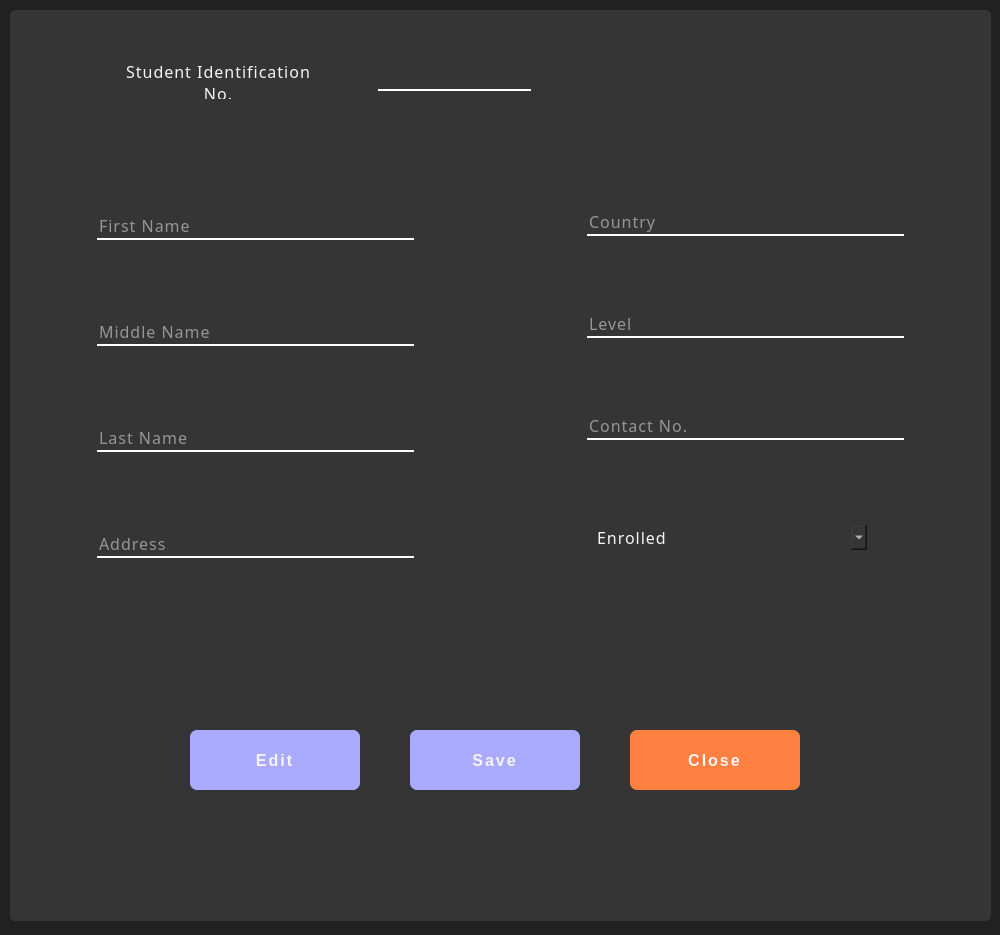
Above: desktop_gui/ui/Student_Edit.ui from savjaylade84/school_management_system before the change. Below: the same form after it.
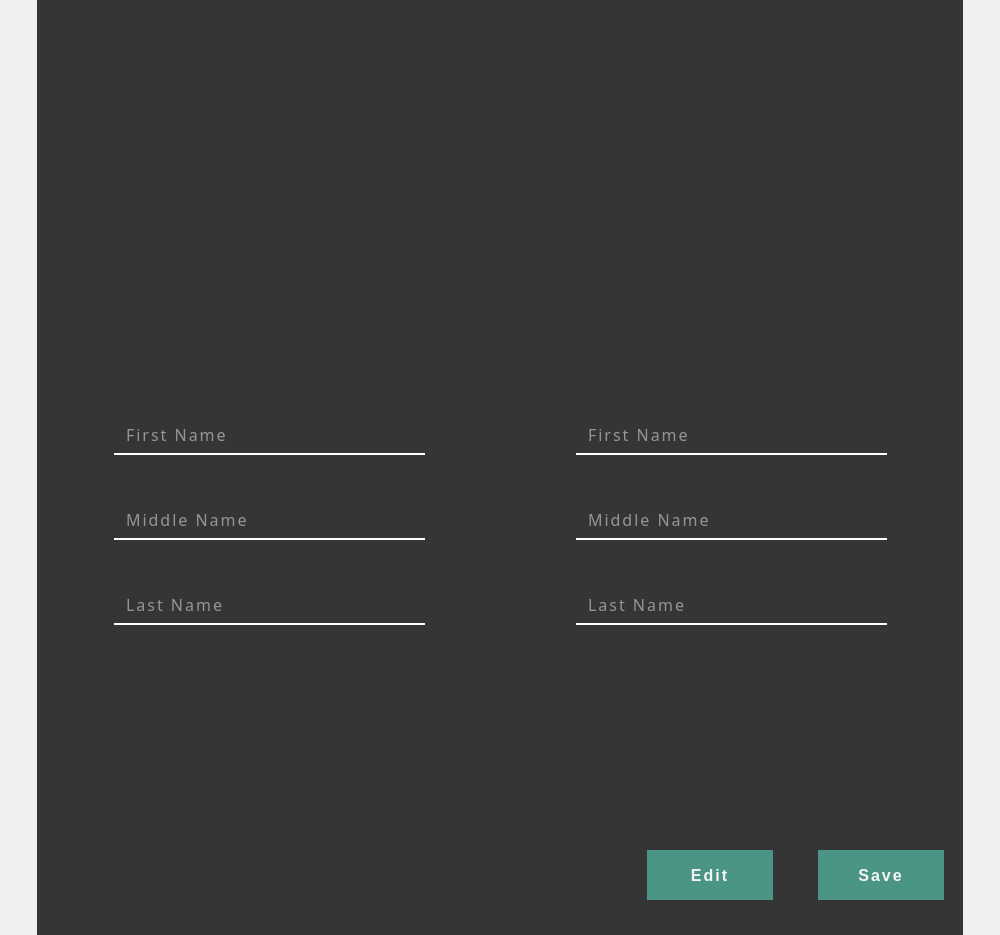
That is the form after the change. Icons and pictures are not drawn.

```diff
--- a/desktop_gui/ui/Student_Edit.ui
+++ b/desktop_gui/ui/Student_Edit.ui
@@ -1,7 +1,7 @@
 <?xml version="1.0" encoding="UTF-8"?>
 <ui version="4.0">
- <class>MainForm</class>
- <widget class="QWidget" name="MainForm">
+ <class>student_profile</class>
+ <widget class="QMainWindow" name="student_profile">
   <property name="geometry">
    <rect>
     <x>0</x>
@@ -11,28 +11,13 @@
    </rect>
   </property>
   <property name="sizePolicy">
-   <sizepolicy hsizetype="Preferred" vsizetype="Preferred">
+   <sizepolicy hsizetype="Fixed" vsizetype="Fixed">
     <horstretch>0</horstretch>
     <verstretch>0</verstretch>
    </sizepolicy>
   </property>
-  <property name="minimumSize">
-   <size>
-    <width>1000</width>
-    <height>935</height>
-   </size>
-  </property>
-  <property name="maximumSize">
-   <size>
-    <width>1000</width>
-    <height>935</height>
-   </size>
-  </property>
-  <property name="font">
-   <font>
-    <family>Segoe UI Semilight</family>
-    <pointsize>12</pointsize>
-   </font>
+  <property name="contextMenuPolicy">
+   <enum>Qt::NoContextMenu</enum>
   </property>
   <property name="windowTitle">
    <string>Student &amp; Teacher Management</string>
@@ -48,194 +33,40 @@
   <property name="layoutDirection">
    <enum>Qt::LeftToRight</enum>
   </property>
-  <property name="autoFillBackground">
-   <bool>false</bool>
-  </property>
   <property name="styleSheet">
-   <string notr="true">background-color:rgb(33, 33, 33);</string>
+   <string notr="true">padding:10px;
+margin:0px auto;
+color:whitesmoke;
+text-align:left;
+letter-spacing: 1px;
+</string>
   </property>
-  <widget class="QWidget" name="widget_2" native="true">
-   <property name="geometry">
-    <rect>
-     <x>10</x>
-     <y>10</y>
-     <width>981</width>
-     <height>911</height>
-    </rect>
-   </property>
-   <property name="font">
-    <font>
-     <family>Nirmala UI Semilight</family>
-     <pointsize>12</pointsize>
-    </font>
-   </property>
+  <property name="toolButtonStyle">
+   <enum>Qt::ToolButtonIconOnly</enum>
+  </property>
+  <property name="unifiedTitleAndToolBarOnMac">
+   <bool>true</bool>
+  </property>
+  <widget class="QWidget" name="centralwidget">
    <property name="styleSheet">
     <string notr="true">background-color:rgb(53, 53, 53);
-border-radius:5px;
 </string>
    </property>
-   <widget class="QWidget" name="layoutWidget_4">
-    <property name="geometry">
-     <rect>
-      <x>540</x>
-      <y>140</y>
-      <width>391</width>
-      <height>471</height>
-     </rect>
-    </property>
-    <layout class="QVBoxLayout" name="verticalLayout_2">
-     <item>
-      <layout class="QHBoxLayout" name="horizontalLayout_6">
-       <item>
-        <widget class="QLineEdit" name="lineEdit_7">
-         <property name="minimumSize">
-          <size>
-           <width>181</width>
-           <height>20</height>
-          </size>
-         </property>
-         <property name="font">
-          <font>
-           <family>Segoe UI Semilight</family>
-           <pointsize>12</pointsize>
-          </font>
-         </property>
-         <property name="styleSheet">
-          <string notr="true">border-bottom:2px solid white;
-border-radius:0px;
-margin:10px auto;
-color:whitesmoke;
-text-align:left;
-letter-spacing: 1px;
-</string>
-         </property>
-         <property name="inputMask">
-          <string/>
-         </property>
-         <property name="text">
-          <string/>
-         </property>
-         <property name="placeholderText">
-          <string>Country</string>
-         </property>
-        </widget>
-       </item>
-      </layout>
-     </item>
-     <item>
-      <layout class="QHBoxLayout" name="horizontalLayout_7">
-       <item>
-        <widget class="QLineEdit" name="lineEdit_8">
-         <property name="minimumSize">
-          <size>
-           <width>181</width>
-           <height>20</height>
-          </size>
-         </property>
-         <property name="font">
-          <font>
-           <family>Segoe UI Semilight</family>
-           <pointsize>12</pointsize>
-          </font>
-         </property>
-         <property name="styleSheet">
-          <string notr="true">border-bottom:2px solid white;
-border-radius:0px;
-margin:10px auto;
-color:whitesmoke;
-text-align:left;
-letter-spacing: 1px;
-</string>
-         </property>
-         <property name="inputMask">
-          <string/>
-         </property>
-         <property name="text">
-          <string/>
-         </property>
-         <property name="placeholderText">
-          <string>Level</string>
-         </property>
-        </widget>
-       </item>
-      </layout>
-     </item>
-     <item>
-      <layout class="QHBoxLayout" name="horizontalLayout_8">
-       <item>
-        <widget class="QLineEdit" name="lineEdit_9">
-         <property name="minimumSize">
-          <size>
-           <width>181</width>
-           <height>20</height>
-          </size>
-         </property>
-         <property name="font">
-          <font>
-           <family>Segoe UI Semilight</family>
-           <pointsize>12</pointsize>
-          </font>
-         </property>
-         <property name="styleSheet">
-          <string notr="true">border-bottom:2px solid white;
-border-radius:0px;
-margin:10px auto;
-color:whitesmoke;
-text-align:left;
-letter-spacing: 1px;
-</string>
-         </property>
-         <property name="placeholderText">
-          <string>Contact No.</string>
-         </property>
-        </widget>
-       </item>
-      </layout>
-     </item>
-     <item>
-      <layout class="QHBoxLayout" name="horizontalLayout_9">
-       <item>
-        <widget class="QComboBox" name="comboBox">
-         <property name="font">
-          <font>
-           <family>Segoe UI Semilight</family>
-           <pointsize>12</pointsize>
-          </font>
-         </property>
-         <property name="styleSheet">
-          <string notr="true">color:whitesmoke;
-text-align:left;
-letter-spacing: 1px;
-padding:10px;
-margin:10px auto;</string>
-         </property>
-         <property name="editable">
-          <bool>false</bool>
-         </property>
-         <property name="maxVisibleItems">
-          <number>2</number>
-         </property>
-         <property name="maxCount">
-          <number>2</number>
-         </property>
-         <property name="placeholderText">
-          <string>Enrolled</string>
-         </property>
-        </widget>
-       </item>
-      </layout>
-     </item>
-    </layout>
-   </widget>
    <widget class="QPushButton" name="pushButton">
     <property name="geometry">
      <rect>
-      <x>170</x>
-      <y>710</y>
-      <width>190</width>
-      <height>80</height>
+      <x>610</x>
+      <y>850</y>
+      <width>200</width>
+      <height>50</height>
      </rect>
     </property>
+    <property name="sizePolicy">
+     <sizepolicy hsizetype="Fixed" vsizetype="Fixed">
+      <horstretch>0</horstretch>
+      <verstretch>0</verstretch>
+     </sizepolicy>
+    </property>
     <property name="font">
      <font>
       <family>Segoe UI</family>
@@ -245,12 +76,12 @@
      </font>
     </property>
     <property name="styleSheet">
-     <string notr="true">border-radius:7px;
-padding:10px;
-margin:10px;
-color:whitesmoke;
+     <string notr="true">color:whitesmoke;
 letter-spacing: 2px;
-background-color:rgb(170, 170, 255)</string>
+text-align:center;
+background-color:#4A9585;
+border:0px;
+</string>
     </property>
     <property name="text">
      <string>Edit</string>
@@ -261,16 +92,28 @@
       <height>25</height>
      </size>
     </property>
+    <property name="default">
+     <bool>false</bool>
+    </property>
+    <property name="flat">
+     <bool>false</bool>
+    </property>
    </widget>
    <widget class="QPushButton" name="pushButton_2">
     <property name="geometry">
      <rect>
-      <x>390</x>
-      <y>710</y>
-      <width>190</width>
-      <height>80</height>
+      <x>781</x>
+      <y>850</y>
+      <width>200</width>
+      <height>50</height>
      </rect>
     </property>
+    <property name="sizePolicy">
+     <sizepolicy hsizetype="Fixed" vsizetype="Fixed">
+      <horstretch>0</horstretch>
+      <verstretch>0</verstretch>
+     </sizepolicy>
+    </property>
     <property name="font">
      <font>
       <family>Segoe UI</family>
@@ -280,12 +123,11 @@
      </font>
     </property>
     <property name="styleSheet">
-     <string notr="true">border-radius:7px;
-padding:10px;
-margin:10px;
-color:whitesmoke;
+     <string notr="true">color:whitesmoke;
 letter-spacing: 2px;
-background-color:rgb(170, 170, 255)
+text-align:center;
+background-color:#4A9585;
+border:0px;
 </string>
     </property>
     <property name="text">
@@ -302,258 +144,469 @@
       <height>30</height>
      </size>
     </property>
-   </widget>
-   <widget class="QPushButton" name="pushButton_3">
-    <property name="geometry">
-     <rect>
-      <x>610</x>
-      <y>710</y>
-      <width>190</width>
-      <height>80</height>
-     </rect>
+    <property name="default">
+     <bool>false</bool>
     </property>
-    <property name="font">
-     <font>
-      <family>Segoe UI</family>
-      <pointsize>12</pointsize>
-      <weight>75</weight>
-      <bold>true</bold>
-     </font>
-    </property>
-    <property name="styleSheet">
-     <string notr="true">border-radius:7px;
-padding:10px;
-margin:10px;
-color:whitesmoke;
-letter-spacing: 2px;
-background-color:rgb(255, 128, 65)</string>
-    </property>
-    <property name="text">
-     <string>Close</string>
-    </property>
-    <property name="iconSize">
-     <size>
-      <width>25</width>
-      <height>25</height>
-     </size>
+    <property name="flat">
+     <bool>false</bool>
     </property>
    </widget>
    <widget class="QWidget" name="">
     <property name="geometry">
      <rect>
-      <x>50</x>
-      <y>30</y>
-      <width>481</width>
-      <height>84</height>
+      <x>30</x>
+      <y>370</y>
+      <width>941</width>
+      <height>301</height>
      </rect>
     </property>
-    <layout class="QGridLayout" name="gridLayout" columnstretch="2,1">
-     <property name="leftMargin">
-      <number>5</number>
-     </property>
-     <property name="topMargin">
-      <number>5</number>
-     </property>
-     <property name="rightMargin">
+    <layout class="QGridLayout" name="gridLayout">
+     <property name="spacing">
       <number>10</number>
      </property>
-     <property name="bottomMargin">
-      <number>5</number>
-     </property>
      <item row="0" column="0">
-      <widget class="QLabel" name="label">
-       <property name="font">
-        <font>
-         <family>Segoe UI Semilight</family>
-         <pointsize>12</pointsize>
-        </font>
+      <layout class="QGridLayout" name="data_group" columnstretch="0" columnminimumwidth="0">
+       <property name="leftMargin">
+        <number>0</number>
        </property>
-       <property name="styleSheet">
-        <string notr="true">color:whitesmoke;
-text-align:left;
-letter-spacing: 1px;
-padding:10px;
-margin:10px auto;</string>
+       <property name="topMargin">
+        <number>0</number>
        </property>
-       <property name="text">
-        <string>Student Identification No.</string>
+       <property name="rightMargin">
+        <number>0</number>
        </property>
-       <property name="alignment">
-        <set>Qt::AlignCenter</set>
+       <property name="bottomMargin">
+        <number>0</number>
        </property>
-       <property name="wordWrap">
-        <bool>true</bool>
+       <property name="spacing">
+        <number>0</number>
        </property>
-       <property name="margin">
+       <item row="0" column="0">
+        <widget class="QLineEdit" name="first_name_txtbox">
+         <property name="minimumSize">
+          <size>
+           <width>385</width>
+           <height>40</height>
+          </size>
+         </property>
+         <property name="maximumSize">
+          <size>
+           <width>385</width>
+           <height>40</height>
+          </size>
+         </property>
+         <property name="sizeIncrement">
+          <size>
+           <width>385</width>
+           <height>40</height>
+          </size>
+         </property>
+         <property name="baseSize">
+          <size>
+           <width>385</width>
+           <height>40</height>
+          </size>
+         </property>
+         <property name="font">
+          <font>
+           <family>Segoe UI Semilight</family>
+           <pointsize>12</pointsize>
+          </font>
+         </property>
+         <property name="tabletTracking">
+          <bool>true</bool>
+         </property>
+         <property name="styleSheet">
+          <string notr="true">background-color:transparent;
+border-bottom:2px solid white;
+border-radius:0px;
+color:whitesmoke;
+text-align:left;
+letter-spacing: 2px;
+</string>
+         </property>
+         <property name="inputMask">
+          <string/>
+         </property>
+         <property name="text">
+          <string/>
+         </property>
+         <property name="maxLength">
+          <number>100</number>
+         </property>
+         <property name="echoMode">
+          <enum>QLineEdit::Normal</enum>
+         </property>
+         <property name="alignment">
+          <set>Qt::AlignLeading|Qt::AlignLeft|Qt::AlignVCenter</set>
+         </property>
+         <property name="placeholderText">
+          <string>First Name</string>
+         </property>
+        </widget>
+       </item>
+       <item row="1" column="0">
+        <widget class="QLineEdit" name="middle_name_txtbox">
+         <property name="minimumSize">
+          <size>
+           <width>181</width>
+           <height>20</height>
+          </size>
+         </property>
+         <property name="maximumSize">
+          <size>
+           <width>385</width>
+           <height>40</height>
+          </size>
+         </property>
+         <property name="sizeIncrement">
+          <size>
+           <width>385</width>
+           <height>40</height>
+          </size>
+         </property>
+         <property name="baseSize">
+          <size>
+           <width>385</width>
+           <height>40</height>
+          </size>
+         </property>
+         <property name="font">
+          <font>
+           <family>Segoe UI Semilight</family>
+           <pointsize>12</pointsize>
+          </font>
+         </property>
+         <property name="tabletTracking">
+          <bool>true</bool>
+         </property>
+         <property name="styleSheet">
+          <string notr="true">background-color:transparent;
+border-bottom:2px solid white;
+border-radius:0px;
+color:whitesmoke;
+text-align:left;
+letter-spacing: 2px;
+</string>
+         </property>
+         <property name="inputMask">
+          <string/>
+         </property>
+         <property name="text">
+          <string/>
+         </property>
+         <property name="maxLength">
+          <number>100</number>
+         </property>
+         <property name="echoMode">
+          <enum>QLineEdit::Normal</enum>
+         </property>
+         <property name="alignment">
+          <set>Qt::AlignLeading|Qt::AlignLeft|Qt::AlignVCenter</set>
+         </property>
+         <property name="placeholderText">
+          <string>Middle Name</string>
+         </property>
+        </widget>
+       </item>
+       <item row="2" column="0">
+        <widget class="QLineEdit" name="last_name_txtbox">
+         <property name="minimumSize">
+          <size>
+           <width>181</width>
+           <height>20</height>
+          </size>
+         </property>
+         <property name="maximumSize">
+          <size>
+           <width>385</width>
+           <height>40</height>
+          </size>
+         </property>
+         <property name="sizeIncrement">
+          <size>
+           <width>385</width>
+           <height>40</height>
+          </size>
+         </property>
+         <property name="baseSize">
+          <size>
+           <width>385</width>
+           <height>40</height>
+          </size>
+         </property>
+         <property name="font">
+          <font>
+           <family>Segoe UI Semilight</family>
+           <pointsize>12</pointsize>
+          </font>
+         </property>
+         <property name="tabletTracking">
+          <bool>true</bool>
+         </property>
+         <property name="styleSheet">
+          <string notr="true">background-color:transparent;
+border-bottom:2px solid white;
+border-radius:0px;
+color:whitesmoke;
+text-align:left;
+letter-spacing: 2px;
+</string>
+         </property>
+         <property name="inputMask">
+          <string/>
+         </property>
+         <property name="text">
+          <string/>
+         </property>
+         <property name="maxLength">
+          <number>100</number>
+         </property>
+         <property name="echoMode">
+          <enum>QLineEdit::Normal</enum>
+         </property>
+         <property name="alignment">
+          <set>Qt::AlignLeading|Qt::AlignLeft|Qt::AlignVCenter</set>
+         </property>
+         <property name="placeholderText">
+          <string>Last Name</string>
+         </property>
+        </widget>
+       </item>
+      </layout>
+     </item>
+     <item row="0" column="2">
+      <layout class="QGridLayout" name="data_group_2" columnstretch="0" columnminimumwidth="0">
+       <property name="leftMargin">
         <number>0</number>
        </property>
-       <property name="indent">
+       <property name="topMargin">
         <number>0</number>
        </property>
-      </widget>
+       <property name="rightMargin">
+        <number>0</number>
+       </property>
+       <property name="bottomMargin">
+        <number>0</number>
+       </property>
+       <property name="spacing">
+        <number>0</number>
+       </property>
+       <item row="0" column="0">
+        <widget class="QLineEdit" name="first_name_txtbox_4">
+         <property name="minimumSize">
+          <size>
+           <width>385</width>
+           <height>40</height>
+          </size>
+         </property>
+         <property name="maximumSize">
+          <size>
+           <width>385</width>
+           <height>40</height>
+          </size>
+         </property>
+         <property name="sizeIncrement">
+          <size>
+           <width>385</width>
+           <height>40</height>
+          </size>
+         </property>
+         <property name="baseSize">
+          <size>
+           <width>385</width>
+           <height>40</height>
+          </size>
+         </property>
+         <property name="font">
+          <font>
+           <family>Segoe UI Semilight</family>
+           <pointsize>12</pointsize>
+          </font>
+         </property>
+         <property name="tabletTracking">
+          <bool>true</bool>
+         </property>
+         <property name="styleSheet">
+          <string notr="true">background-color:transparent;
+border-bottom:2px solid white;
+border-radius:0px;
+color:whitesmoke;
+text-align:left;
+letter-spacing: 2px;
+</string>
+         </property>
+         <property name="inputMask">
+          <string/>
+         </property>
+         <property name="text">
+          <string/>
+         </property>
+         <property name="maxLength">
+          <number>100</number>
+         </property>
+         <property name="echoMode">
+          <enum>QLineEdit::Normal</enum>
+         </property>
+         <property name="alignment">
+          <set>Qt::AlignLeading|Qt::AlignLeft|Qt::AlignVCenter</set>
+         </property>
+         <property name="placeholderText">
+          <string>First Name</string>
+         </property>
+        </widget>
+       </item>
+       <item row="1" column="0">
+        <widget class="QLineEdit" name="middle_name_txtbox_4">
+         <property name="minimumSize">
+          <size>
+           <width>181</width>
+           <height>20</height>
+          </size>
+         </property>
+         <property name="maximumSize">
+          <size>
+           <width>385</width>
+           <height>40</height>
+          </size>
+         </property>
+         <property name="sizeIncrement">
+          <size>
+           <width>385</width>
+           <height>40</height>
+          </size>
+         </property>
+         <property name="baseSize">
+          <size>
+           <width>385</width>
+           <height>40</height>
+          </size>
+         </property>
+         <property name="font">
+          <font>
+           <family>Segoe UI Semilight</family>
+           <pointsize>12</pointsize>
+          </font>
+         </property>
+         <property name="tabletTracking">
+          <bool>true</bool>
+         </property>
+         <property name="styleSheet">
+          <string notr="true">background-color:transparent;
+border-bottom:2px solid white;
+border-radius:0px;
+color:whitesmoke;
+text-align:left;
+letter-spacing: 2px;
+</string>
+         </property>
+         <property name="inputMask">
+          <string/>
+         </property>
+         <property name="text">
+          <string/>
+         </property>
+         <property name="maxLength">
+          <number>100</number>
+         </property>
+         <property name="echoMode">
+          <enum>QLineEdit::Normal</enum>
+         </property>
+         <property name="alignment">
+          <set>Qt::AlignLeading|Qt::AlignLeft|Qt::AlignVCenter</set>
+         </property>
+         <property name="placeholderText">
+          <string>Middle Name</string>
+         </property>
+        </widget>
+       </item>
+       <item row="2" column="0">
+        <widget class="QLineEdit" name="last_name_txtbox_4">
+         <property name="minimumSize">
+          <size>
+           <width>181</width>
+           <height>20</height>
+          </size>
+         </property>
+         <property name="maximumSize">
+          <size>
+           <width>385</width>
+           <height>40</height>
+          </size>
+         </property>
+         <property name="sizeIncrement">
+          <size>
+           <width>385</width>
+           <height>40</height>
+          </size>
+         </property>
+         <property name="baseSize">
+          <size>
+           <width>385</width>
+           <height>40</height>
+          </size>
+         </property>
+         <property name="font">
+          <font>
+           <family>Segoe UI Semilight</family>
+           <pointsize>12</pointsize>
+          </font>
+         </property>
+         <property name="tabletTracking">
+          <bool>true</bool>
+         </property>
+         <property name="styleSheet">
+          <string notr="true">background-color:transparent;
+border-bottom:2px solid white;
+border-radius:0px;
+color:whitesmoke;
+text-align:left;
+letter-spacing: 2px;
+</string>
+         </property>
+         <property name="inputMask">
+          <string/>
+         </property>
+         <property name="text">
+          <string/>
+         </property>
+         <property name="maxLength">
+          <number>100</number>
+         </property>
+         <property name="echoMode">
+          <enum>QLineEdit::Normal</enum>
+         </property>
+         <property name="alignment">
+          <set>Qt::AlignLeading|Qt::AlignLeft|Qt::AlignVCenter</set>
+         </property>
+         <property name="placeholderText">
+          <string>Last Name</string>
+         </property>
+        </widget>
+       </item>
+      </layout>
      </item>
      <item row="0" column="1">
-      <widget class="QLineEdit" name="lineEdit">
-       <property name="styleSheet">
-        <string notr="true">border-bottom:2px solid white;
-border-radius:0px;</string>
+      <spacer name="verticalSpacer">
+       <property name="orientation">
+        <enum>Qt::Vertical</enum>
        </property>
-      </widget>
+       <property name="sizeHint" stdset="0">
+        <size>
+         <width>20</width>
+         <height>40</height>
+        </size>
+       </property>
+      </spacer>
      </item>
     </layout>
    </widget>
-   <widget class="QWidget" name="">
-    <property name="geometry">
-     <rect>
-      <x>50</x>
-      <y>140</y>
-      <width>391</width>
-      <height>471</height>
-     </rect>
-    </property>
-    <layout class="QVBoxLayout" name="verticalLayout">
-     <item>
-      <layout class="QHBoxLayout" name="horizontalLayout">
-       <item>
-        <widget class="QLineEdit" name="lineEdit_2">
-         <property name="minimumSize">
-          <size>
-           <width>181</width>
-           <height>20</height>
-          </size>
-         </property>
-         <property name="font">
-          <font>
-           <family>Segoe UI Semilight</family>
-           <pointsize>12</pointsize>
-          </font>
-         </property>
-         <property name="styleSheet">
-          <string notr="true">border-bottom:2px solid white;
-border-radius:0px;
-margin:10px auto;
-color:whitesmoke;
-text-align:left;
-letter-spacing: 1px;
-</string>
-         </property>
-         <property name="inputMask">
-          <string/>
-         </property>
-         <property name="text">
-          <string/>
-         </property>
-         <property name="placeholderText">
-          <string>First Name</string>
-         </property>
-        </widget>
-       </item>
-      </layout>
-     </item>
-     <item>
-      <layout class="QHBoxLayout" name="horizontalLayout_2">
-       <item>
-        <widget class="QLineEdit" name="lineEdit_3">
-         <property name="minimumSize">
-          <size>
-           <width>181</width>
-           <height>20</height>
-          </size>
-         </property>
-         <property name="font">
-          <font>
-           <family>Segoe UI Semilight</family>
-           <pointsize>12</pointsize>
-          </font>
-         </property>
-         <property name="styleSheet">
-          <string notr="true">border-bottom:2px solid white;
-border-radius:0px;
-margin:10px auto;
-color:whitesmoke;
-text-align:left;
-letter-spacing: 1px;
-</string>
-         </property>
-         <property name="inputMask">
-          <string/>
-         </property>
-         <property name="text">
-          <string/>
-         </property>
-         <property name="placeholderText">
-          <string>Middle Name</string>
-         </property>
-        </widget>
-       </item>
-      </layout>
-     </item>
-     <item>
-      <layout class="QHBoxLayout" name="horizontalLayout_4">
-       <item>
-        <widget class="QLineEdit" name="lineEdit_5">
-         <property name="minimumSize">
-          <size>
-           <width>181</width>
-           <height>20</height>
-          </size>
-         </property>
-         <property name="font">
-          <font>
-           <family>Segoe UI Semilight</family>
-           <pointsize>12</pointsize>
-          </font>
-         </property>
-         <property name="styleSheet">
-          <string notr="true">border-bottom:2px solid white;
-border-radius:0px;
-margin:10px auto;
-color:whitesmoke;
-text-align:left;
-letter-spacing: 1px;
-</string>
-         </property>
-         <property name="placeholderText">
-          <string>Last Name</string>
-         </property>
-        </widget>
-       </item>
-      </layout>
-     </item>
-     <item>
-      <layout class="QHBoxLayout" name="horizontalLayout_3">
-       <item>
-        <widget class="QLineEdit" name="lineEdit_4">
-         <property name="minimumSize">
-          <size>
-           <width>181</width>
-           <height>20</height>
-          </size>
-         </property>
-         <property name="font">
-          <font>
-           <family>Segoe UI Semilight</family>
-           <pointsize>12</pointsize>
-          </font>
-         </property>
-         <property name="styleSheet">
-          <string notr="true">border-bottom:2px solid white;
-border-radius:0px;
-margin:10px auto;
-color:whitesmoke;
-text-align:left;
-letter-spacing: 1px;
-</string>
-         </property>
-         <property name="placeholderText">
-          <string>Address</string>
-         </property>
-        </widget>
-       </item>
-      </layout>
-     </item>
-    </layout>
-   </widget>
+   <zorder>pushButton</zorder>
+   <zorder>pushButton_2</zorder>
+   <zorder>first_name_txtbox</zorder>
+   <zorder>last_name_txtbox</zorder>
+   <zorder>middle_name_txtbox</zorder>
+   <zorder>layoutWidget</zorder>
   </widget>
  </widget>
  <resources/>
```
Left out of the diff: 11 changed lines with no effect on the pictures.
